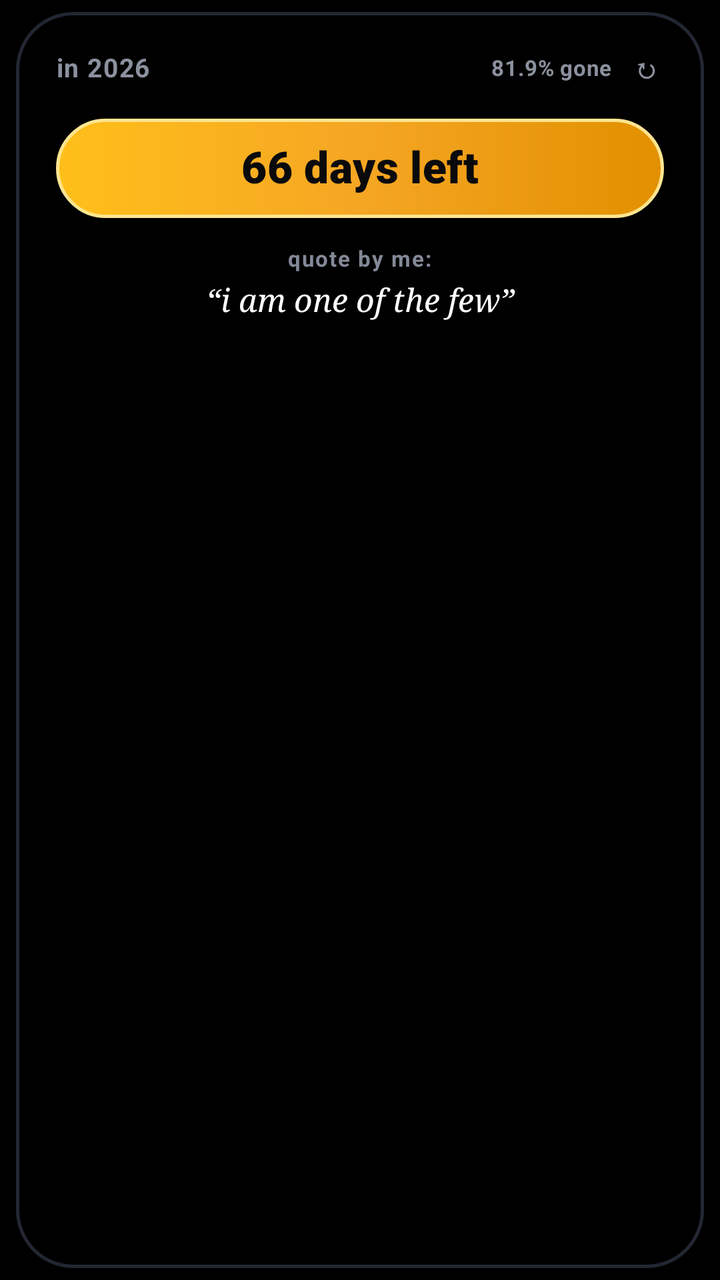
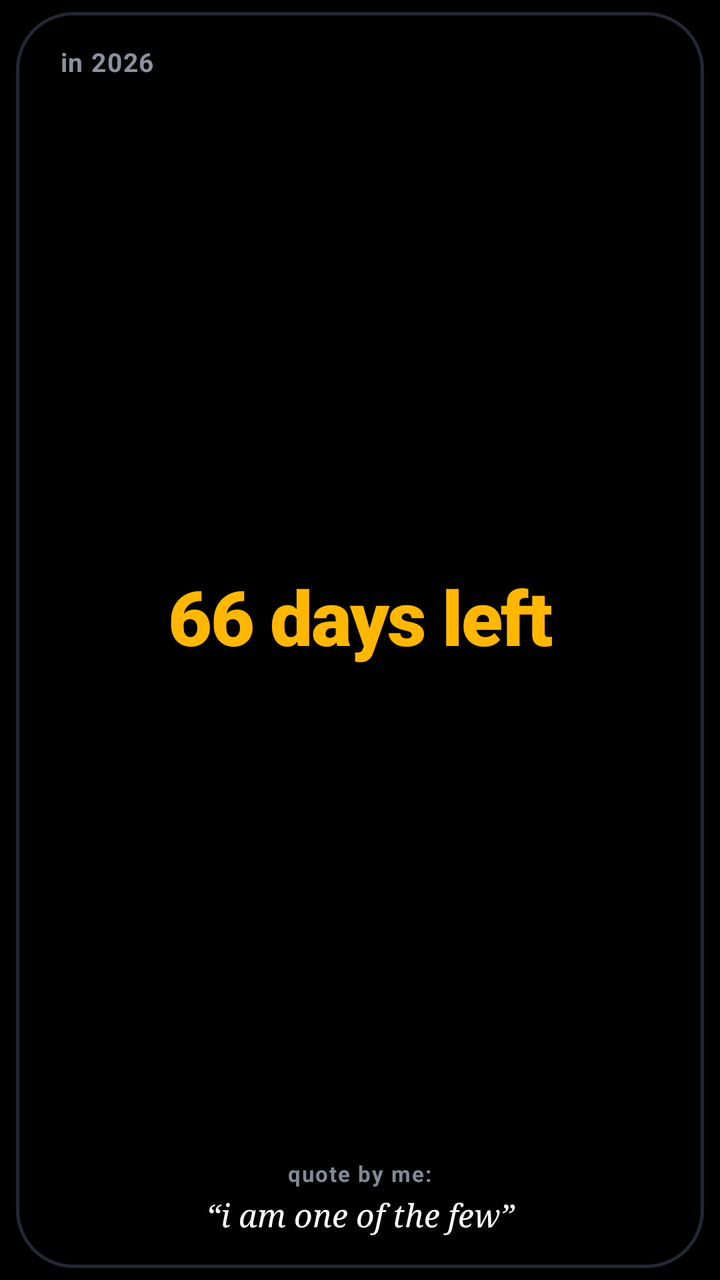

Compare the two renders of this Android layout. The source of the first and the diff that turns it into the second are given below.
<!-- AndroidManifest.xml: application theme Theme.DaysLeftWidget -->
<!-- res/layout/widget_days_left.xml -->
<?xml version="1.0" encoding="utf-8"?>
<FrameLayout xmlns:android="http://schemas.android.com/apk/res/android"
    android:id="@+id/widget_root"
    android:layout_width="match_parent"
    android:layout_height="match_parent"
    android:paddingStart="8dp"
    android:paddingEnd="8dp"
    android:paddingTop="6dp"
    android:paddingBottom="6dp">

    
    <LinearLayout
        android:id="@+id/widget_card"
        android:layout_width="match_parent"
        android:layout_height="match_parent"
        android:background="@drawable/widget_card_bg"
        android:orientation="vertical"
        android:paddingStart="20dp"
        android:paddingEnd="20dp"
        android:paddingTop="16dp"
        android:paddingBottom="16dp">

        
        <RelativeLayout
            android:layout_width="match_parent"
            android:layout_height="wrap_content">

            <TextView
                android:id="@+id/tv_year_label"
                android:layout_width="wrap_content"
                android:layout_height="wrap_content"
                android:layout_alignParentStart="true"
                android:layout_centerVertical="true"
                android:text="in 2026"
                android:textColor="@color/text_header_muted"
                android:textSize="13sp"
                android:textStyle="bold"
                android:letterSpacing="0.04" />

            <LinearLayout
                android:layout_width="wrap_content"
                android:layout_height="wrap_content"
                android:layout_alignParentEnd="true"
                android:layout_centerVertical="true"
                android:gravity="center_vertical"
                android:orientation="horizontal">

                <TextView
                    android:id="@+id/tv_percent_badge"
                    android:layout_width="wrap_content"
                    android:layout_height="wrap_content"
                    android:text="81.9% gone"
                    android:textColor="@color/text_header_muted"
                    android:textSize="11sp"
                    android:textStyle="bold"
                    android:letterSpacing="0.02" />

                <TextView
                    android:id="@+id/btn_refresh"
                    android:layout_width="wrap_content"
                    android:layout_height="wrap_content"
                    android:layout_marginStart="8dp"
                    android:padding="2dp"
                    android:text="↻"
                    android:textColor="@color/text_header_muted"
                    android:textSize="14sp"
                    android:textStyle="bold" />
            </LinearLayout>
        </RelativeLayout>

        
        <LinearLayout
            android:layout_width="match_parent"
            android:layout_height="wrap_content"
            android:layout_marginTop="14dp"
            android:layout_marginBottom="14dp"
            android:gravity="center">

            <TextView
                android:id="@+id/tv_pill_days"
                android:layout_width="match_parent"
                android:layout_height="wrap_content"
                android:background="@drawable/pill_gold_bg"
                android:gravity="center"
                android:paddingTop="12dp"
                android:paddingBottom="12dp"
                android:paddingStart="18dp"
                android:paddingEnd="18dp"
                android:text="66 days left"
                android:textColor="@color/pill_text_dark"
                android:textSize="22sp"
                android:textStyle="bold"
                android:fontFamily="sans-serif-black"
                android:includeFontPadding="false"
                android:letterSpacing="0.01" />
        </LinearLayout>

        
        <LinearLayout
            android:id="@+id/quote_container"
            android:layout_width="match_parent"
            android:layout_height="wrap_content"
            android:gravity="center"
            android:orientation="vertical">

            <TextView
                android:id="@+id/tv_quote_label"
                android:layout_width="wrap_content"
                android:layout_height="wrap_content"
                android:text="quote by me:"
                android:textColor="@color/quote_label_color"
                android:textSize="11sp"
                android:textStyle="bold"
                android:letterSpacing="0.06"
                android:includeFontPadding="false" />

            <TextView
                android:id="@+id/tv_quote_text"
                android:layout_width="match_parent"
                android:layout_height="wrap_content"
                android:layout_marginTop="3dp"
                android:gravity="center"
                android:text="“i am one of the few”"
                android:textColor="@color/quote_text_color"
                android:textSize="16sp"
                android:textStyle="italic"
                android:fontFamily="serif"
                android:maxLines="2"
                android:ellipsize="end"
                android:lineSpacingExtra="2dp" />
        </LinearLayout>

    </LinearLayout>
</FrameLayout>
<!-- resources referenced by this layout -->
<resources>
  <color name="pill_text_dark">#0A0A0C</color>
  <color name="quote_label_color">#838997</color>
  <color name="quote_text_color">#FFFFFF</color>
  <color name="text_header_muted">#8B919E</color>
  <!-- drawable pill_gold_bg (drawable) -->
  <?xml version="1.0" encoding="utf-8"?>
  <shape xmlns:android="http://schemas.android.com/apk/res/android"
      android:shape="rectangle">
      <gradient
          android:angle="0"
          android:startColor="@color/gold_gradient_start"
          android:centerColor="@color/gold_gradient_center"
          android:endColor="@color/gold_gradient_end"
          android:type="linear" />
      <corners android:radius="32dp" />
      <stroke
          android:width="1.5dp"
          android:color="@color/gold_rim_light" />
  </shape>
  <!-- drawable widget_card_bg (drawable) -->
  <?xml version="1.0" encoding="utf-8"?>
  <shape xmlns:android="http://schemas.android.com/apk/res/android"
      android:shape="rectangle">
      <solid android:color="@color/widget_card_background" />
      <corners android:radius="28dp" />
      <stroke
          android:width="1.5dp"
          android:color="@color/widget_card_border" />
  </shape>
  <style name="Theme.DaysLeftWidget" parent="Theme.MaterialComponents.DayNight.NoActionBar">
          <item name="colorPrimary">@color/primary_dark</item>
          <item name="colorSecondary">@color/accent_color</item>
          <item name="android:statusBarColor">@color/primary_dark</item>
          <item name="android:windowBackground">@color/primary_dark</item>
      </style>
  <color name="gold_gradient_start">#FFBF1A</color>
  <color name="gold_gradient_center">#F5A623</color>
  <color name="gold_gradient_end">#E29000</color>
  <color name="gold_rim_light">#FFE58F</color>
  <color name="widget_card_background">#000000</color>
  <color name="widget_card_border">#232733</color>
  <color name="primary_dark">#000000</color>
  <color name="accent_color">#F5A623</color>
</resources>

<!-- the commit's change to res/layout/widget_days_left.xml (unified diff, before → after) -->
@@ -15,84 +15,49 @@
         android:layout_height="match_parent"
         android:background="@drawable/widget_card_bg"
         android:orientation="vertical"
-        android:paddingStart="20dp"
-        android:paddingEnd="20dp"
+        android:paddingStart="22dp"
+        android:paddingEnd="22dp"
         android:paddingTop="16dp"
         android:paddingBottom="16dp">
 
         
-        <RelativeLayout
+        <LinearLayout
             android:layout_width="match_parent"
-            android:layout_height="wrap_content">
+            android:layout_height="wrap_content"
+            android:orientation="horizontal">
 
             <TextView
                 android:id="@+id/tv_year_label"
                 android:layout_width="wrap_content"
                 android:layout_height="wrap_content"
-                android:layout_alignParentStart="true"
-                android:layout_centerVertical="true"
                 android:text="in 2026"
                 android:textColor="@color/text_header_muted"
                 android:textSize="13sp"
                 android:textStyle="bold"
                 android:letterSpacing="0.04" />
-
-            <LinearLayout
-                android:layout_width="wrap_content"
-                android:layout_height="wrap_content"
-                android:layout_alignParentEnd="true"
-                android:layout_centerVertical="true"
-                android:gravity="center_vertical"
-                android:orientation="horizontal">
-
-                <TextView
-                    android:id="@+id/tv_percent_badge"
-                    android:layout_width="wrap_content"
-                    android:layout_height="wrap_content"
-                    android:text="81.9% gone"
-                    android:textColor="@color/text_header_muted"
-                    android:textSize="11sp"
-                    android:textStyle="bold"
-                    android:letterSpacing="0.02" />
-
-                <TextView
-                    android:id="@+id/btn_refresh"
-                    android:layout_width="wrap_content"
-                    android:layout_height="wrap_content"
-                    android:layout_marginStart="8dp"
-                    android:padding="2dp"
-                    android:text="↻"
-                    android:textColor="@color/text_header_muted"
-                    android:textSize="14sp"
-                    android:textStyle="bold" />
-            </LinearLayout>
-        </RelativeLayout>
+        </LinearLayout>
 
         
         <LinearLayout
             android:layout_width="match_parent"
-            android:layout_height="wrap_content"
-            android:layout_marginTop="14dp"
-            android:layout_marginBottom="14dp"
-            android:gravity="center">
+            android:layout_height="0dp"
+            android:layout_weight="1"
+            android:gravity="center"
+            android:paddingTop="4dp"
+            android:paddingBottom="4dp">
 
             <TextView
-                android:id="@+id/tv_pill_days"
+                android:id="@+id/tv_days_hero"
                 android:layout_width="match_parent"
                 android:layout_height="wrap_content"
-                android:background="@drawable/pill_gold_bg"
                 android:gravity="center"
-                android:paddingTop="12dp"
-                android:paddingBottom="12dp"
-                android:paddingStart="18dp"
-                android:paddingEnd="18dp"
                 android:text="66 days left"
-                android:textColor="@color/pill_text_dark"
-                android:textSize="22sp"
+                android:textColor="@color/hero_days_color"
+                android:textSize="38sp"
                 android:textStyle="bold"
                 android:fontFamily="sans-serif-black"
                 android:includeFontPadding="false"
-                android:letterSpacing="0.01" />
+                android:letterSpacing="-0.02" />
         </LinearLayout>
 
         
<!-- resource entries referenced after the edit -->
@@ -1,24 +1,9 @@
 <!-- resources referenced by this layout -->
 <resources>
-  <color name="pill_text_dark">#0A0A0C</color>
+  <color name="hero_days_color">#FFB703</color>
   <color name="quote_label_color">#838997</color>
   <color name="quote_text_color">#FFFFFF</color>
   <color name="text_header_muted">#8B919E</color>
-  <!-- drawable pill_gold_bg (drawable) -->
-  <?xml version="1.0" encoding="utf-8"?>
-  <shape xmlns:android="http://schemas.android.com/apk/res/android"
-      android:shape="rectangle">
-      <gradient
-          android:angle="0"
-          android:startColor="@color/gold_gradient_start"
-          android:centerColor="@color/gold_gradient_center"
-          android:endColor="@color/gold_gradient_end"
-          android:type="linear" />
-      <corners android:radius="32dp" />
-      <stroke
-          android:width="1.5dp"
-          android:color="@color/gold_rim_light" />
-  </shape>
   <!-- drawable widget_card_bg (drawable) -->
   <?xml version="1.0" encoding="utf-8"?>
   <shape xmlns:android="http://schemas.android.com/apk/res/android"
@@ -35,13 +20,9 @@
           <item name="android:statusBarColor">@color/primary_dark</item>
           <item name="android:windowBackground">@color/primary_dark</item>
       </style>
-  <color name="gold_gradient_start">#FFBF1A</color>
-  <color name="gold_gradient_center">#F5A623</color>
-  <color name="gold_gradient_end">#E29000</color>
-  <color name="gold_rim_light">#FFE58F</color>
   <color name="widget_card_background">#000000</color>
   <color name="widget_card_border">#232733</color>
   <color name="primary_dark">#000000</color>
-  <color name="accent_color">#F5A623</color>
+  <color name="accent_color">#FFB703</color>
 </resources>
 
